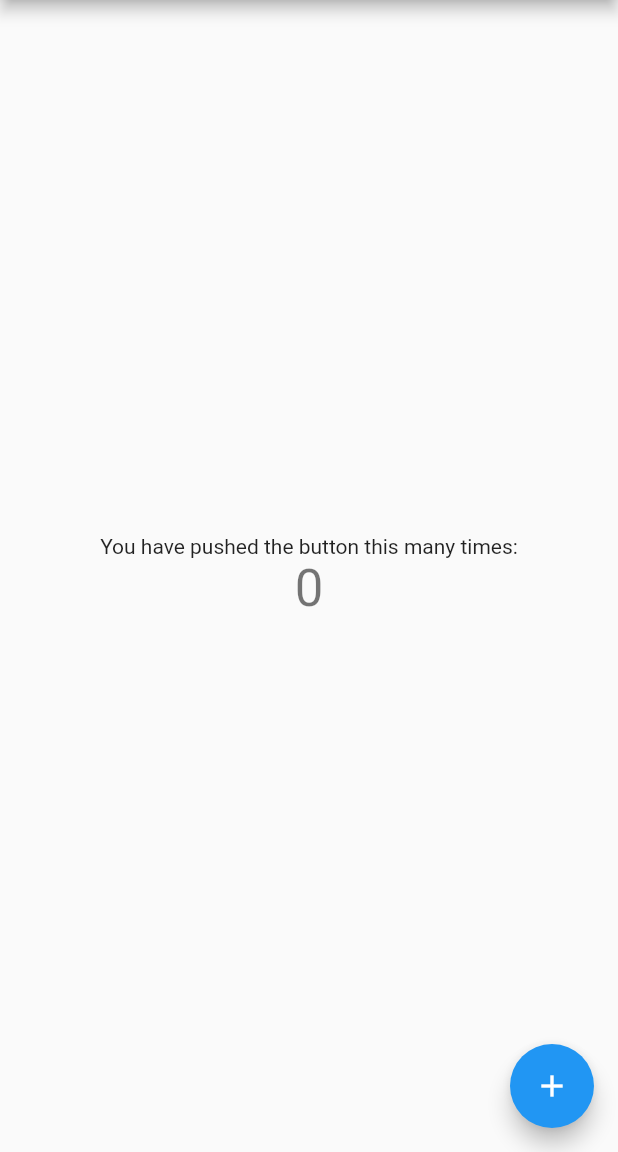
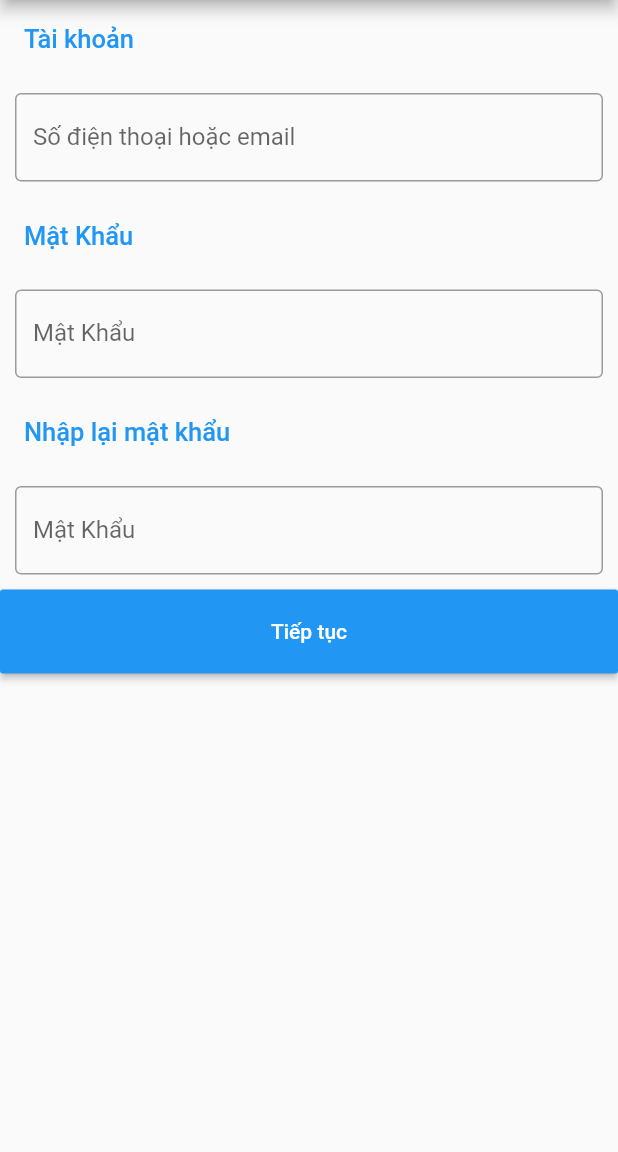
Before and after one commit to caoluyennguyen/otoviet, a Flutter app: the screen it shows after launch, on a phone screen of 412 x 824 dp, the part 84-1236 px from its top. Run offline on Flutter 3.47's test engine with Material 2 defaults, Android fonts, the phone set to English and light mode, and no system bars.

Commit message:
Added screen login and signup

```diff
--- a/lib/main.dart
+++ b/lib/main.dart
@@ -1,117 +1,395 @@
 import 'package:flutter/material.dart';
 
 void main() {
-  runApp(MyApp());
+  //runApp(DangNhap());
+  runApp(MaterialApp(
+    title: 'Named Routes Demo',
+    // Start the app with the "/" named route. In this case, the app starts
+    // on the FirstScreen widget.
+    initialRoute: '/',
+    routes: {
+      // When navigating to the "/" route, build the FirstScreen widget.
+      '/': (context) => DangKy(),
+      '/dangky': (context) => DangKy(),
+      // When navigating to the "/second" route, build the SecondScreen widget.
+      '/thongtinnguoidung': (context) => Thongtinnguoidung(),
+      // /name: (context) => NameScreen(),
+    },
+  ));
 }
 
-class MyApp extends StatelessWidget {
+class DangNhap extends StatelessWidget {
   // This widget is the root of your application.
   @override
   Widget build(BuildContext context) {
     return MaterialApp(
-      title: 'Flutter Demo',
-      theme: ThemeData(
-        // This is the theme of your application.
-        //
-        // Try running your application with "flutter run". You'll see the
-        // application has a blue toolbar. Then, without quitting the app, try
-        // changing the primarySwatch below to Colors.green and then invoke
-        // "hot reload" (press "r" in the console where you ran "flutter run",
-        // or simply save your changes to "hot reload" in a Flutter IDE).
-        // Notice that the counter didn't reset back to zero; the application
-        // is not restarted.
-        primarySwatch: Colors.blue,
-        // This makes the visual density adapt to the platform that you run
-        // the app on. For desktop platforms, the controls will be smaller and
-        // closer together (more dense) than on mobile platforms.
-        visualDensity: VisualDensity.adaptivePlatformDensity,
-      ),
-      home: MyHomePage(title: 'OTO VIET'),
-    );
-  }
-}
-
-class MyHomePage extends StatefulWidget {
-  MyHomePage({Key key, this.title}) : super(key: key);
-
-  // This widget is the home page of your application. It is stateful, meaning
-  // that it has a State object (defined below) that contains fields that affect
-  // how it looks.
-
-  // This class is the configuration for the state. It holds the values (in this
-  // case the title) provided by the parent (in this case the App widget) and
-  // used by the build method of the State. Fields in a Widget subclass are
-  // always marked "final".
-
-  final String title;
-
-  @override
-  _MyHomePageState createState() => _MyHomePageState();
-}
-
-class _MyHomePageState extends State<MyHomePage> {
-  int _counter = 0;
-
-  void _incrementCounter() {
-    setState(() {
-      // This call to setState tells the Flutter framework that something has
-      // changed in this State, which causes it to rerun the build method below
-      // so that the display can reflect the updated values. If we changed
-      // _counter without calling setState(), then the build method would not be
-      // called again, and so nothing would appear to happen.
-      _counter++;
-    });
-  }
-
-  @override
-  Widget build(BuildContext context) {
-    // This method is rerun every time setState is called, for instance as done
-    // by the _incrementCounter method above.
-    //
-    // The Flutter framework has been optimized to make rerunning build methods
-    // fast, so that you can just rebuild anything that needs updating rather
-    // than having to individually change instances of widgets.
-    return Scaffold(
-      appBar: AppBar(
-        // Here we take the value from the MyHomePage object that was created by
-        // the App.build method, and use it to set our appbar title.
-        title: Text(widget.title),
-      ),
-      body: Center(
-        // Center is a layout widget. It takes a single child and positions it
-        // in the middle of the parent.
-        child: Column(
-          // Column is also a layout widget. It takes a list of children and
-          // arranges them vertically. By default, it sizes itself to fit its
-          // children horizontally, and tries to be as tall as its parent.
-          //
-          // Invoke "debug painting" (press "p" in the console, choose the
-          // "Toggle Debug Paint" action from the Flutter Inspector in Android
-          // Studio, or the "Toggle Debug Paint" command in Visual Studio Code)
-          // to see the wireframe for each widget.
-          //
-          // Column has various properties to control how it sizes itself and
-          // how it positions its children. Here we use mainAxisAlignment to
-          // center the children vertically; the main axis here is the vertical
-          // axis because Columns are vertical (the cross axis would be
-          // horizontal).
-          mainAxisAlignment: MainAxisAlignment.center,
-          children: <Widget>[
-            Text(
-              'You have pushed the button this many times:',
+      //title: 'OTO VIET',
+      home: Scaffold(
+        /*appBar: AppBar(
+          title: Text('OTO VIET'),
+        ),*/
+        body: ListView(
+          children: [
+            textLogin,
+            tfLogin,
+            textPassword,
+            tfPassword,
+            buttonLogin,
+            forgetpassword,
+            signIn
+         /* GestureDetector(
+            onTap: () {
+              Navigator.pushNamed(context, "/dangky");
+            },
+            child: Text(
+              'Chưa có tài khoản? Đăng ký!',
+              softWrap: true,
+              style: TextStyle(
+                color: Colors.blue,
+                fontSize: 17,
+                fontWeight: FontWeight.w500,
+              ),
             ),
-            Text(
-              '$_counter',
-              style: Theme.of(context).textTheme.headline4,
-            ),
+          ),*/
           ],
         ),
       ),
-      floatingActionButton: FloatingActionButton(
-        onPressed: _incrementCounter,
-        tooltip: 'Increment',
-        child: Icon(Icons.add),
-      ), // This trailing comma makes auto-formatting nicer for build methods.
     );
   }
+
+  Widget textLogin = Container(
+    padding: const EdgeInsets.all(16),
+    child: Text(
+      'Tên đăng nhập',
+      softWrap: true,
+      style: TextStyle(
+        color: Colors.blue,
+        fontSize: 17,
+        fontWeight: FontWeight.w500
+      ),
+    ),
+  );
+
+  Widget forgetpassword = Container(
+    alignment: Alignment.center,
+    padding: const EdgeInsets.all(16),
+    child: Text(
+      'Quên mật khẩu',
+      softWrap: true,
+      style: TextStyle(
+        color: Colors.blue,
+        fontSize: 17,
+        fontWeight: FontWeight.w500,
+      ),
+    ),
+  );
+
+  Widget signIn = Container(
+    alignment: Alignment.center,
+    padding: const EdgeInsets.all(16),
+    child: Text(
+      'Chưa có tài khoản? Đăng ký!',
+      softWrap: true,
+      style: TextStyle(
+          color: Colors.blue,
+          fontSize: 17,
+          fontWeight: FontWeight.w500,
+      ),
+    ),
+  );
+
+
+  Widget tfLogin = Container(
+    padding: EdgeInsets.all(10),
+    child: TextField(
+      decoration: InputDecoration(
+        border: OutlineInputBorder(),
+        labelText: 'Số điện thoại hoặc email',
+      ),
+    ),
+  );
+
+  Widget textPassword = Container(
+    padding: const EdgeInsets.all(16),
+    child: Text(
+      'Mật Khẩu',
+      softWrap: true,
+      style: TextStyle(
+          color: Colors.blue,
+          fontSize: 17,
+          fontWeight: FontWeight.w500
+      ),
+    ),
+  );
+
+  Widget tfPassword = Container(
+    padding: EdgeInsets.all(10),
+    child: TextField(
+      decoration: InputDecoration(
+        border: OutlineInputBorder(),
+        labelText: 'Mật Khẩu',
+      ),
+    ),
+  );
+
+  Widget buttonLogin = Container(
+    padding: const EdgeInsets.all(32),
+    child: RaisedButton(
+      //     disabledColor: Colors.red,
+      // disabledTextColor: Colors.black,
+      padding: const EdgeInsets.all(20),
+      textColor: Colors.white,
+      color: Colors.blue,
+      onPressed: () {
+
+      },
+      child: Text('Đăng nhập'),
+    ),
+  );
+
 }
+
+class DangKy extends StatelessWidget {
+  // This widget is the root of your application.
+  @override
+  Widget build(BuildContext context) {
+    return MaterialApp(
+      title: 'OTO VIET',
+      home: Scaffold(
+        appBar: AppBar(
+          title: Text('OTO VIET'),
+        ),
+        body: ListView(
+          children: [
+            //textLogin
+            textSignIn,
+            tfSignIn,
+            textPassword,
+            tfPassword,
+            checkedpassword,
+            tfcheckedpassword,
+            RaisedButton(
+              //     disabledColor: Colors.red,
+              // disabledTextColor: Colors.black,
+              padding: const EdgeInsets.all(20),
+              textColor: Colors.white,
+              color: Colors.blue,
+              onPressed: () {
+                Navigator.pushNamed(context, '/thongtinnguoidung');
+              },
+              child: Text('Tiếp tục'),
+            ),
+
+          ],
+        ),
+      ),
+    );
+  }
+
+  Widget textSignIn = Container(
+    padding: const EdgeInsets.all(16),
+    child: Text(
+      'Tài khoản',
+      softWrap: true,
+      style: TextStyle(
+          color: Colors.blue,
+          fontSize: 17,
+          fontWeight: FontWeight.w500
+      ),
+    ),
+  );
+
+  Widget tfSignIn = Container(
+    padding: EdgeInsets.all(10),
+    child: TextField(
+      decoration: InputDecoration(
+        border: OutlineInputBorder(),
+        labelText: 'Số điện thoại hoặc email',
+      ),
+    ),
+  );
+
+  Widget textPassword = Container(
+    padding: const EdgeInsets.all(16),
+    child: Text(
+      'Mật Khẩu',
+      softWrap: true,
+      style: TextStyle(
+          color: Colors.blue,
+          fontSize: 17,
+          fontWeight: FontWeight.w500
+      ),
+    ),
+  );
+
+  Widget tfPassword = Container(
+    padding: EdgeInsets.all(10),
+    child: TextField(
+      decoration: InputDecoration(
+        border: OutlineInputBorder(),
+        labelText: 'Mật Khẩu',
+      ),
+    ),
+  );
+
+  Widget checkedpassword = Container(
+    padding: const EdgeInsets.all(16),
+    child: Text(
+      'Nhập lại mật khẩu',
+      softWrap: true,
+      style: TextStyle(
+          color: Colors.blue,
+          fontSize: 17,
+          fontWeight: FontWeight.w500
+      ),
+    ),
+  );
+
+  Widget tfcheckedpassword = Container(
+    padding: EdgeInsets.all(10),
+    child: TextField(
+      decoration: InputDecoration(
+        border: OutlineInputBorder(),
+        labelText: 'Mật Khẩu',
+      ),
+    ),
+  );
+
+  Widget buttonNext = Container(
+    padding: const EdgeInsets.all(32),
+    child: RaisedButton(
+      //     disabledColor: Colors.red,
+      // disabledTextColor: Colors.black,
+      padding: const EdgeInsets.all(20),
+      textColor: Colors.white,
+      color: Colors.blue,
+      onPressed: () {
+        //Navigator.pushNamed(context, '/second');
+      },
+      child: Text('Tiếp tục'),
+    ),
+  );
+}
+
+class Thongtinnguoidung extends StatelessWidget {
+  // This widget is the root of your application.
+  @override
+  Widget build(BuildContext context) {
+    return MaterialApp(
+      title: 'OTO VIET',
+      home: Scaffold(
+        appBar: AppBar(
+          title: Text('OTO VIET'),
+        ),
+        body: ListView(
+          children: [
+            //textLogin
+            textYourName,
+            tfYourName,
+            textCmnd,
+            tfCmnd,
+            textDate,
+            tfDate,
+          RaisedButton(
+            //     disabledColor: Colors.red,
+            // disabledTextColor: Colors.black,
+            padding: const EdgeInsets.all(20),
+            textColor: Colors.white,
+            color: Colors.blue,
+            onPressed: () {
+              Navigator.pop(context);
+            },
+            child: Text('Xong'),
+          ),
+
+
+          ],
+        ),
+      ),
+    );
+  }
+
+  Widget textYourName = Container(
+    padding: const EdgeInsets.all(16),
+    child: Text(
+      'Họ và Tên',
+      softWrap: true,
+      style: TextStyle(
+          color: Colors.blue,
+          fontSize: 17,
+          fontWeight: FontWeight.w500
+      ),
+    ),
+  );
+
+  Widget tfYourName = Container(
+    padding: EdgeInsets.all(10),
+    child: TextField(
+      decoration: InputDecoration(
+        border: OutlineInputBorder(),
+        labelText: 'Họ và Tên',
+      ),
+    ),
+  );
+
+  Widget textCmnd = Container(
+    padding: const EdgeInsets.all(16),
+    child: Text(
+      'Số chứng minh nhân dân',
+      softWrap: true,
+      style: TextStyle(
+          color: Colors.blue,
+          fontSize: 17,
+          fontWeight: FontWeight.w500
+      ),
+    ),
+  );
+
+  Widget tfCmnd = Container(
+    padding: EdgeInsets.all(10),
+    child: TextField(
+      decoration: InputDecoration(
+        border: OutlineInputBorder(),
+        labelText: 'Nhập số chứng minh nhân dân',
+      ),
+    ),
+  );
+
+  Widget textDate = Container(
+    padding: const EdgeInsets.all(16),
+    child: Text(
+      'Ngày tháng năm sinh',
+      softWrap: true,
+      style: TextStyle(
+          color: Colors.blue,
+          fontSize: 17,
+          fontWeight: FontWeight.w500
+      ),
+    ),
+  );
+
+  Widget tfDate = Container(
+    padding: EdgeInsets.all(10),
+    child: TextField(
+      decoration: InputDecoration(
+        border: OutlineInputBorder(),
+        labelText: 'Nhập ngày tháng năm sinh',
+      ),
+    ),
+  );
+
+  Widget buttonEnter = Container(
+    padding: const EdgeInsets.all(32),
+    child: RaisedButton(
+      //     disabledColor: Colors.red,
+      // disabledTextColor: Colors.black,
+      padding: const EdgeInsets.all(20),
+      textColor: Colors.white,
+      color: Colors.blue,
+      onPressed: () {
+
+      },
+      child: Text('Xong'),
+    ),
+  );
+}
```
Also changed, not shown: 1 other file.
